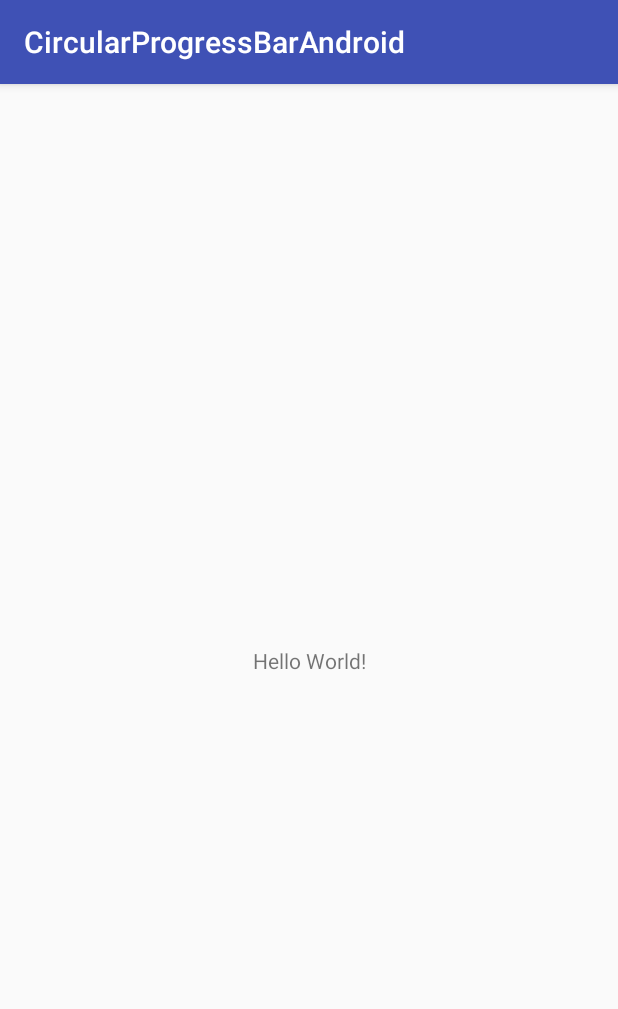
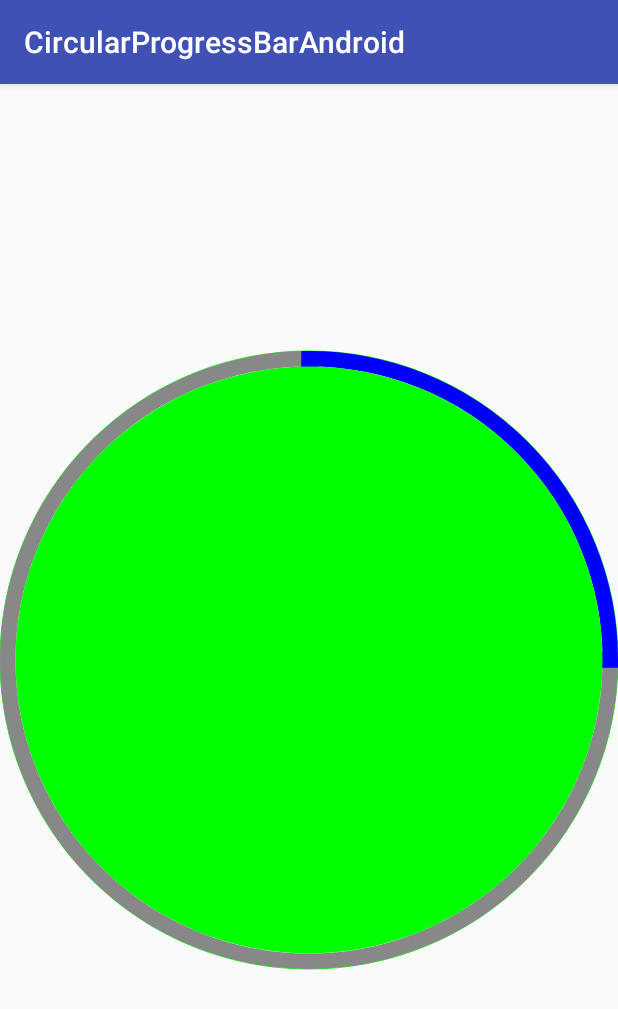
Before and after one commit to yadunut/circular-progress-bar-android, an Android app: the screen it shows after launch (MainActivity), on a phone screen of 412 x 824 dp. Shown: the top 1009 px of the screen. Run offline under Robolectric (Android 15) with nearby library versions, the phone set to English and light mode, and no system bars.

Commit message:
Made progress bar appear better

```diff
--- a/app/build.gradle
+++ b/app/build.gradle
@@ -30,4 +30,5 @@ dependencies {
     testImplementation 'junit:junit:4.12'
     androidTestImplementation 'com.android.support.test:runner:1.0.1'
     androidTestImplementation 'com.android.support.test.espresso:espresso-core:3.0.1'
+    compile project(":circularprogressbar")
 }
--- a/app/src/main/res/layout/activity_main.xml
+++ b/app/src/main/res/layout/activity_main.xml
@@ -6,14 +6,10 @@
     android:layout_width="match_parent"
     android:layout_height="match_parent"
     tools:context="yadunut.github.com.circularprogressbarandroid.MainActivity">
+    <yadunut.github.com.circularprogressbar.CircleProgress
+        app:circle_progress="25"
+        android:layout_width="match_parent"
+        android:layout_height="match_parent"/>
 
-    <TextView
-        android:layout_width="wrap_content"
-        android:layout_height="wrap_content"
-        android:text="Hello World!"
-        app:layout_constraintBottom_toBottomOf="parent"
-        app:layout_constraintLeft_toLeftOf="parent"
-        app:layout_constraintRight_toRightOf="parent"
-        app:layout_constraintTop_toTopOf="parent"/>
 
 </android.support.constraint.ConstraintLayout>
--- a/circularprogressbar/src/main/java/yadunut/github/com/circularprogressbar/CIrcleProgress.kt
+++ b/circularprogressbar/src/main/java/yadunut/github/com/circularprogressbar/CIrcleProgress.kt
@@ -1,11 +1,10 @@
-package co.covve.circleprogress
+package yadunut.github.com.circularprogressbar
 
 import android.content.Context
 import android.content.res.TypedArray
 import android.graphics.*
 import android.util.AttributeSet
 import android.view.View
-import yadunut.github.com.circularprogressbar.R
 
 /**
  * Created by yadunand on 24/12/17.
@@ -90,8 +89,8 @@ class CircleProgress : View {
 
     private fun initVariables(attribues: TypedArray) {
         finishedPaintColor = attribues.getColor(R.styleable.CircleProgress_circle_finished_color, Color.BLUE)
-        unfinishedPaintColor = attribues.getColor(R.styleable.CircleProgress_circle_unfinished_color, Color.WHITE)
-        innerPaintColor = attribues.getColor(R.styleable.CircleProgress_circle_inner_color, Color.WHITE)
+        unfinishedPaintColor = attribues.getColor(R.styleable.CircleProgress_circle_unfinished_color, Color.GRAY)
+        innerPaintColor = attribues.getColor(R.styleable.CircleProgress_circle_inner_color, Color.GREEN)
         ringPaintColor = attribues.getColor(R.styleable.CircleProgress_circle_ring_color, innerPaintColor)
 
         finishedPaintWidth = attribues.getDimension(R.styleable.CircleProgress_circle_finished_width, dp2px(resources, 10F))
@@ -141,8 +140,14 @@ class CircleProgress : View {
 
         canvas?.let {
             it.drawArc(ringRect, 0F, 360F, true, ringPaint)
-            it.drawArc(rect, startAngle + progressAngle, 360 - progressAngle, true, unfinishedPaint)
-            if (progressAngle != 0F) it.drawArc(rect, startAngle, progressAngle, true, finishedPaint)
+            if (unfinishedPaintWidth > finishedPaintWidth) {
+                if (progressAngle != 0F) it.drawArc(rect, startAngle, progressAngle, true, finishedPaint)
+                it.drawArc(rect, startAngle + progressAngle, 360 - progressAngle, true, unfinishedPaint)
+            } else {
+                it.drawArc(rect, startAngle + progressAngle, 360 - progressAngle, true, unfinishedPaint)
+                if (progressAngle != 0F) it.drawArc(rect, startAngle, progressAngle, true, finishedPaint)
+
+            }
             it.drawCircle(width / 2F, height / 2F, innerDiameter / 2, innerPaint)
         }
     }
--- a/circularprogressbar/src/main/java/yadunut/github/com/circularprogressbar/Utils.kt
+++ b/circularprogressbar/src/main/java/yadunut/github/com/circularprogressbar/Utils.kt
@@ -1,4 +1,4 @@
-package co.covve.circleprogress
+package yadunut.github.com.circularprogressbar
 
 import android.content.res.Resources
 
```
